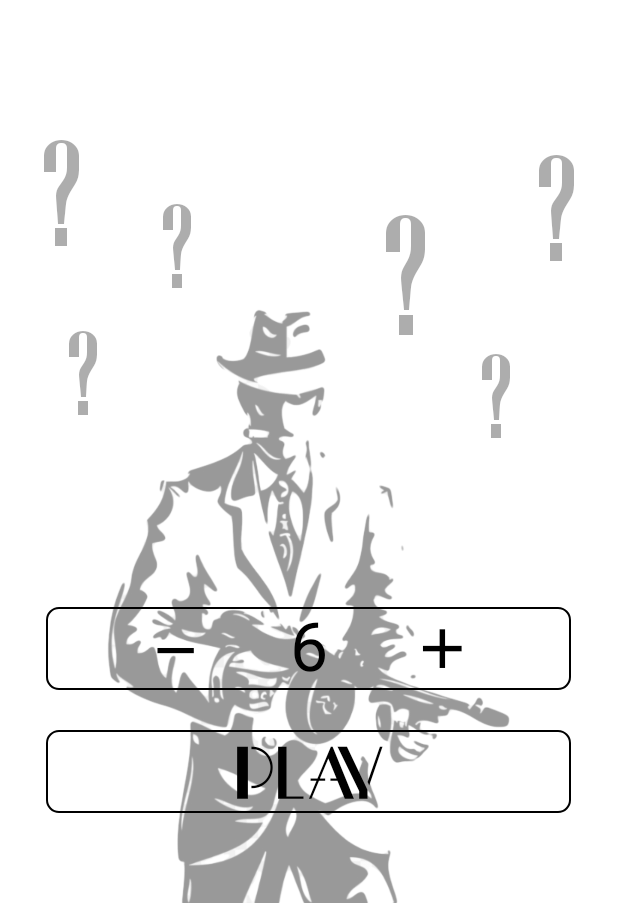
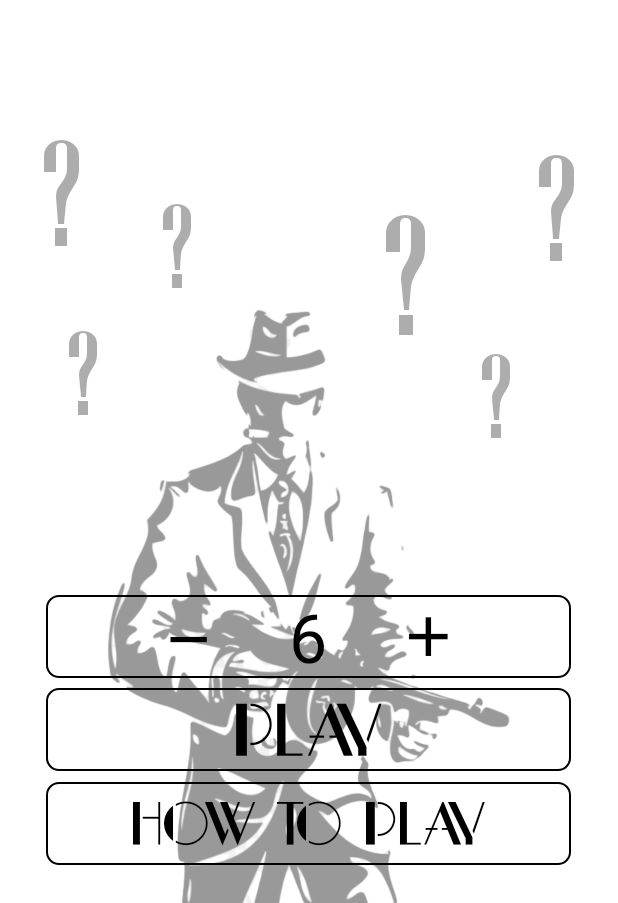
Before and after one commit to KubinkiewiczDawid/MafiaGame, an Android app: the StartActivity screen opened directly, with no data from a screen before it, on a phone screen of 412 x 824 dp, the part 333-1236 px from its top. Run offline under Robolectric (Android 15) with nearby library versions, the phone set to English and light mode, and no system bars; libraries missing offline, so code that uses them is left out: com.muddzdev.styleabletoast; plain views replace ActualNumberPicker; Roboto replaces fonts that are not available here.

Commit message:
howToPlay button added

```diff
--- a/app/src/main/res/layout/game_menu_layout.xml
+++ b/app/src/main/res/layout/game_menu_layout.xml
@@ -13,39 +13,39 @@
         android:alpha="0.4"
         android:src="@drawable/gangster" />
 
-    <ImageView
-        android:layout_width="350dp"
-        android:layout_height="55dp"
-        android:src="@drawable/transparent_rectangle"
+
+    <FrameLayout
+        android:id="@+id/game_menu_player_count"
+        android:layout_width="wrap_content"
+        android:layout_height="wrap_content"
         android:layout_alignParentBottom="true"
         android:layout_centerHorizontal="true"
-        android:layout_marginBottom="142dp"
-        android:elevation="2dp"/>
+        android:layout_marginBottom="130dp"
+        android:elevation="2dp">
+        <include layout="@layout/players_number_button" />
+    </FrameLayout>
 
-    <TextView
+    <FrameLayout
+        android:id="@+id/game_menu_play_button"
         android:layout_width="wrap_content"
         android:layout_height="wrap_content"
-        android:text="play"
-        android:textColor="@color/black"
-        android:textAllCaps="true"
-        android:textSize="55sp"
-        android:clickable="true"
-        android:fontFamily="@font/stencil1935"
         android:layout_alignParentBottom="true"
         android:layout_centerHorizontal="true"
-        android:layout_marginBottom="55dp"
-        />
+        android:layout_marginBottom="84dp"
+        android:elevation="2dp">
+        <include layout="@layout/play_button" />
+    </FrameLayout>
 
-    <ImageView
-        android:id="@+id/play_button"
-        android:layout_width="350dp"
-        android:layout_height="55dp"
-        android:src="@drawable/transparent_rectangle"
+    <FrameLayout
+        android:id="@+id/game_menu_how_to_play_button"
+        android:layout_width="wrap_content"
+        android:layout_height="wrap_content"
         android:layout_alignParentBottom="true"
         android:layout_centerHorizontal="true"
-        android:layout_marginBottom="60dp"
+        android:layout_marginBottom="25dp"
         android:elevation="2dp">
-    </ImageView>
+        <include layout="@layout/how_to_play_button" />
+    </FrameLayout>
 
     <TextView
         android:id="@+id/game_title"
@@ -60,74 +60,4 @@
         android:textColor="@color/black"
         android:textSize="90sp" />
 
-    <TextView
-        android:id="@+id/number_of_players_text"
-        android:layout_width="wrap_content"
-        android:layout_height="wrap_content"
-        android:text="6"
-        android:textColor="@color/black"
-        android:textAllCaps="true"
-        android:textSize="45sp"
-        android:layout_alignParentBottom="true"
-        android:layout_centerHorizontal="true"
-        android:layout_marginBottom="142dp" />
-
-    <TextView
-        android:id="@+id/increase_player_button"
-        android:layout_width="wrap_content"
-        android:layout_height="wrap_content"
-        android:text="+"
-        android:textColor="@color/black"
-        android:textAllCaps="true"
-        android:textSize="70sp"
-        android:clickable="true"
-        android:fontFamily="@font/stencil1935"
-        android:layout_alignParentBottom="true"
-        android:layout_alignParentEnd="true"
-        android:layout_marginRight="100dp"
-        android:layout_marginBottom="130dp" />
-
-    <TextView
-        android:id="@+id/decrease_player_button"
-        android:layout_width="wrap_content"
-        android:layout_height="wrap_content"
-        android:text="-"
-        android:textColor="@color/black"
-        android:textAllCaps="true"
-        android:textSize="70sp"
-        android:clickable="true"
-        android:fontFamily="@font/stencil1935"
-        android:layout_alignParentBottom="true"
-        android:layout_alignParentStart="true"
-        android:layout_marginLeft="100dp"
-        android:layout_marginBottom="138dp" />
-
-    <!--    <me.angrybyte.numberpicker.view.ActualNumberPicker-->
-    <!--        android:layout_width="wrap_content"-->
-    <!--        android:layout_height="wrap_content"-->
-    <!--        android:layout_alignParentBottom="true"-->
-    <!--        android:layout_centerHorizontal="true"-->
-    <!--        android:layout_marginBottom="150dp"-->
-    <!--        app:bar_color="@android:color/white"-->
-    <!--        app:bar_width="1dp"-->
-    <!--        app:bars_count="1"-->
-    <!--        app:controls_color="@android:color/black"-->
-    <!--        app:draw_over_controls="true"-->
-    <!--        app:draw_over_text="false"-->
-    <!--        app:fast_controls_color="@android:color/darker_gray"-->
-    <!--        app:highlight_color="@color/dark_grey"-->
-    <!--        app:max_value="12"-->
-    <!--        app:min_value="6"-->
-    <!--        app:selection_color="@color/dark_grey"-->
-    <!--        app:show_bars="false"-->
-    <!--        app:show_controls="true"-->
-    <!--        app:show_fast_controls="false"-->
-    <!--        app:show_highlight="false"-->
-    <!--        app:show_text="true"-->
-    <!--        app:text_color="@android:color/black"-->
-    <!--        app:text_size="16sp"-->
-    <!--        app:value="6" />-->
-
-
-
 </RelativeLayout>
--- /dev/null
+++ b/app/src/main/res/layout/how_to_play_button.xml
@@ -0,0 +1,29 @@
+<?xml version="1.0" encoding="utf-8"?>
+<FrameLayout
+    xmlns:android="http://schemas.android.com/apk/res/android"
+    android:layout_width="match_parent"
+    android:layout_height="wrap_content"
+    >
+
+    <TextView
+        android:layout_width="wrap_content"
+        android:layout_height="wrap_content"
+        android:text="How to play"
+        android:textColor="@color/black"
+        android:textAllCaps="true"
+        android:textSize="45sp"
+        android:clickable="true"
+        android:fontFamily="@font/stencil1935"
+        android:layout_gravity="center"
+        />
+
+    <ImageView
+        android:id="@+id/how_to_play_button"
+        android:layout_width="350dp"
+        android:layout_height="55dp"
+        android:src="@drawable/transparent_rectangle"
+        android:elevation="2dp"
+        android:layout_gravity="center"
+        />
+
+</FrameLayout>
--- /dev/null
+++ b/app/src/main/res/layout/play_button.xml
@@ -0,0 +1,28 @@
+<?xml version="1.0" encoding="utf-8"?>
+<FrameLayout
+    xmlns:android="http://schemas.android.com/apk/res/android"
+    android:layout_width="match_parent"
+    android:layout_height="wrap_content">
+
+    <TextView
+        android:layout_width="wrap_content"
+        android:layout_height="wrap_content"
+        android:text="play"
+        android:textColor="@color/black"
+        android:textAllCaps="true"
+        android:textSize="55sp"
+        android:clickable="true"
+        android:fontFamily="@font/stencil1935"
+        android:layout_gravity="center"
+        />
+
+    <ImageView
+        android:id="@+id/play_button"
+        android:layout_width="350dp"
+        android:layout_height="55dp"
+        android:src="@drawable/transparent_rectangle"
+        android:elevation="2dp"
+        android:layout_gravity="center"
+        />
+
+</FrameLayout>
--- /dev/null
+++ b/app/src/main/res/layout/players_number_button.xml
@@ -0,0 +1,55 @@
+<?xml version="1.0" encoding="utf-8"?>
+<FrameLayout
+    xmlns:android="http://schemas.android.com/apk/res/android"
+    android:layout_width="match_parent"
+    android:layout_height="wrap_content"
+    >
+
+    <ImageView
+        android:layout_width="350dp"
+        android:layout_height="55dp"
+        android:src="@drawable/transparent_rectangle"
+        android:elevation="2dp"
+        android:layout_gravity="center"
+        />
+
+    <TextView
+        android:id="@+id/number_of_players_text"
+        android:layout_width="wrap_content"
+        android:layout_height="wrap_content"
+        android:text="6"
+        android:textColor="@color/black"
+        android:textAllCaps="true"
+        android:textSize="45sp"
+        android:layout_gravity="center"/>
+
+    <TextView
+        android:id="@+id/increase_player_button"
+        android:layout_width="wrap_content"
+        android:layout_height="wrap_content"
+        android:text="+"
+        android:textColor="@color/black"
+        android:textAllCaps="true"
+        android:textSize="70sp"
+        android:clickable="true"
+        android:focusable="true"
+        android:fontFamily="@font/stencil1935"
+        android:layout_gravity="center"
+        android:layout_marginStart="80dp"/>
+
+    <TextView
+        android:id="@+id/decrease_player_button"
+        android:layout_width="wrap_content"
+        android:layout_height="wrap_content"
+        android:text="-"
+        android:textColor="@color/black"
+        android:textAllCaps="true"
+        android:textSize="70sp"
+        android:clickable="true"
+        android:focusable="true"
+        android:fontFamily="@font/stencil1935"
+        android:paddingBottom="15dp"
+        android:layout_gravity="center"
+        android:layout_marginEnd="80dp"/>
+
+</FrameLayout>
```
